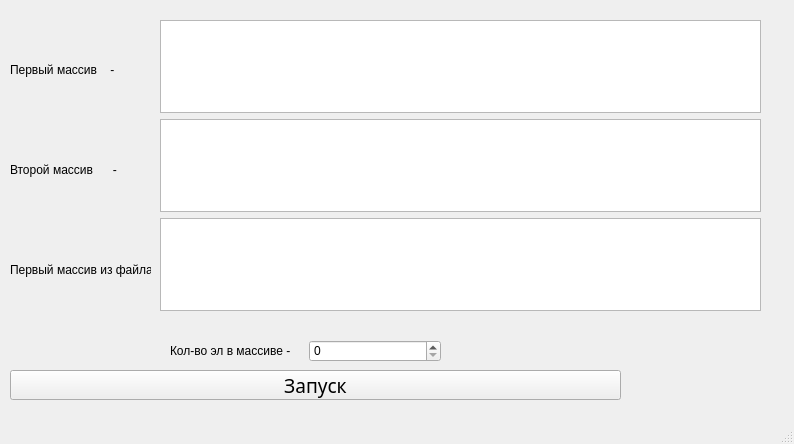
Qt form Array2File/mainwindow.ui (MAXXXYMIRON/Array2File) before a commit.
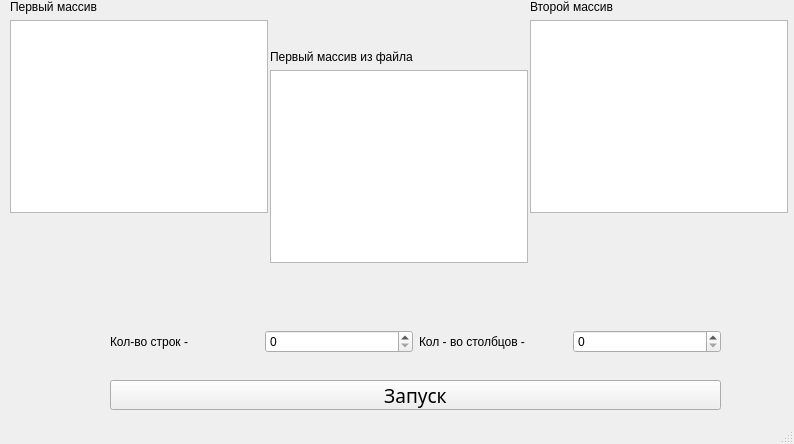
The same form after that commit.

```diff
--- a/Array2File/mainwindow.ui
+++ b/Array2File/mainwindow.ui
@@ -17,8 +17,8 @@
    <widget class="QPushButton" name="ButtonStart">
     <property name="geometry">
      <rect>
-      <x>10</x>
-      <y>370</y>
+      <x>110</x>
+      <y>380</y>
       <width>611</width>
       <height>30</height>
      </rect>
@@ -36,88 +36,125 @@
      <string>Запуск</string>
     </property>
    </widget>
-   <widget class="QWidget" name="layoutWidget">
+   <widget class="QWidget" name="">
     <property name="geometry">
      <rect>
-      <x>170</x>
-      <y>340</y>
-      <width>271</width>
-      <height>22</height>
+      <x>110</x>
+      <y>330</y>
+      <width>611</width>
+      <height>24</height>
      </rect>
     </property>
-    <layout class="QHBoxLayout" name="horizontalLayout_3">
+    <layout class="QHBoxLayout" name="horizontalLayout_2">
      <item>
-      <widget class="QLabel" name="label">
-       <property name="text">
-        <string>Кол-во эл в массиве - </string>
-       </property>
-      </widget>
+      <layout class="QHBoxLayout" name="horizontalLayout_3">
+       <item>
+        <widget class="QLabel" name="label">
+         <property name="text">
+          <string>Кол-во строк -</string>
+         </property>
+        </widget>
+       </item>
+       <item>
+        <widget class="QSpinBox" name="spinBoxRow"/>
+       </item>
+      </layout>
      </item>
      <item>
-      <widget class="QSpinBox" name="spinBoxValue"/>
+      <layout class="QHBoxLayout" name="horizontalLayout">
+       <item>
+        <widget class="QLabel" name="label_5">
+         <property name="text">
+          <string>Кол - во столбцов -</string>
+         </property>
+        </widget>
+       </item>
+       <item>
+        <widget class="QSpinBox" name="spinBoxCol"/>
+       </item>
+      </layout>
      </item>
     </layout>
    </widget>
-   <widget class="QLabel" name="label_2">
-    <property name="geometry">
-     <rect>
-      <x>10</x>
-      <y>60</y>
-      <width>141</width>
-      <height>20</height>
-     </rect>
-    </property>
-    <property name="text">
-     <string>Первый массив    -   </string>
-    </property>
-   </widget>
-   <widget class="QLabel" name="label_3">
-    <property name="geometry">
-     <rect>
-      <x>10</x>
-      <y>160</y>
-      <width>141</width>
-      <height>20</height>
-     </rect>
-    </property>
-    <property name="text">
-     <string>Второй массив      -</string>
-    </property>
-   </widget>
-   <widget class="QLabel" name="label_4">
-    <property name="geometry">
-     <rect>
-      <x>10</x>
-      <y>260</y>
-      <width>141</width>
-      <height>20</height>
-     </rect>
-    </property>
-    <property name="text">
-     <string>Первый массив из файла -</string>
-    </property>
-   </widget>
    <widget class="QWidget" name="">
     <property name="geometry">
      <rect>
-      <x>160</x>
-      <y>20</y>
-      <width>601</width>
-      <height>291</height>
+      <x>270</x>
+      <y>50</y>
+      <width>258</width>
+      <height>213</height>
      </rect>
     </property>
     <layout class="QVBoxLayout" name="verticalLayout">
      <item>
-      <widget class="QTableWidget" name="TWFirstArr"/>
-     </item>
-     <item>
-      <widget class="QTableWidget" name="TWSecondArr"/>
+      <widget class="QLabel" name="label_4">
+       <property name="text">
+        <string>Первый массив из файла</string>
+       </property>
+      </widget>
      </item>
      <item>
       <widget class="QTableWidget" name="TWFileArr"/>
      </item>
     </layout>
    </widget>
+   <widget class="QWidget" name="">
+    <property name="geometry">
+     <rect>
+      <x>10</x>
+      <y>0</y>
+      <width>258</width>
+      <height>213</height>
+     </rect>
+    </property>
+    <layout class="QVBoxLayout" name="verticalLayout_2">
+     <item>
+      <widget class="QLabel" name="label_2">
+       <property name="text">
+        <string>Первый массив  </string>
+       </property>
+      </widget>
+     </item>
+     <item>
+      <widget class="QTableWidget" name="TWFirstArr"/>
+     </item>
+    </layout>
+   </widget>
+   <widget class="QWidget" name="">
+    <property name="geometry">
+     <rect>
+      <x>530</x>
+      <y>0</y>
+      <width>258</width>
+      <height>213</height>
+     </rect>
+    </property>
+    <layout class="QVBoxLayout" name="verticalLayout_3">
+     <item>
+      <widget class="QLabel" name="label_3">
+       <property name="text">
+        <string>Второй массив  </string>
+       </property>
+      </widget>
+     </item>
+     <item>
+      <widget class="QTableWidget" name="TWSecondArr">
+       <attribute name="horizontalHeaderMinimumSectionSize">
+        <number>20</number>
+       </attribute>
+       <attribute name="horizontalHeaderDefaultSectionSize">
+        <number>20</number>
+       </attribute>
+       <attribute name="verticalHeaderMinimumSectionSize">
+        <number>20</number>
+       </attribute>
+       <attribute name="verticalHeaderDefaultSectionSize">
+        <number>20</number>
+       </attribute>
+      </widget>
+     </item>
+    </layout>
+   </widget>
   </widget>
   <widget class="QStatusBar" name="statusbar"/>
  </widget>
```
